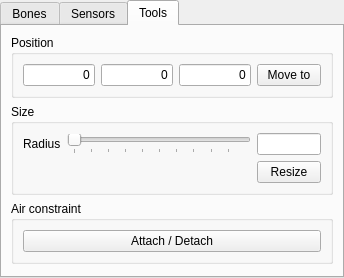
Above: src/genelab/core/ui/widgets/entities/fixationpropertiescontroller.ui from GeneCraft/GeneCraft-Project before the change. Below: the same form after it.
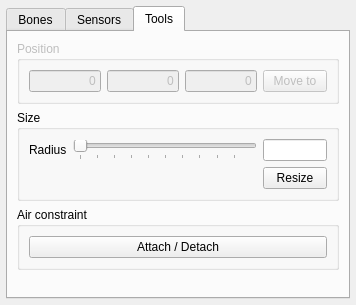
That is the form after the change. The open tabs and pages were chosen to show the change. Icons and pictures are not drawn.

```diff
--- a/src/genelab/core/ui/widgets/entities/fixationpropertiescontroller.ui
+++ b/src/genelab/core/ui/widgets/entities/fixationpropertiescontroller.ui
@@ -6,8 +6,8 @@
    <rect>
     <x>0</x>
     <y>0</y>
-    <width>344</width>
-    <height>278</height>
+    <width>356</width>
+    <height>305</height>
    </rect>
   </property>
   <property name="sizePolicy">
@@ -24,10 +24,13 @@
     <enum>QLayout::SetDefaultConstraint</enum>
    </property>
    <property name="margin">
-    <number>0</number>
+    <number>6</number>
    </property>
    <item row="0" column="0">
     <widget class="QTabWidget" name="tabWidget_2">
+     <property name="enabled">
+      <bool>true</bool>
+     </property>
      <property name="currentIndex">
       <number>0</number>
      </property>
@@ -335,6 +338,9 @@
       <layout class="QGridLayout" name="gridLayout_2">
        <item row="3" column="0">
         <widget class="QGroupBox" name="gbPosition">
+         <property name="enabled">
+          <bool>false</bool>
+         </property>
          <property name="whatsThis">
           <string>&lt;!DOCTYPE HTML PUBLIC &quot;-//W3C//DTD HTML 4.0//EN&quot; &quot;http://www.w3.org/TR/REC-html40/strict.dtd&quot;&gt;
 &lt;html&gt;&lt;head&gt;&lt;meta name=&quot;qrichtext&quot; content=&quot;1&quot; /&gt;&lt;style type=&quot;text/css&quot;&gt;
```
